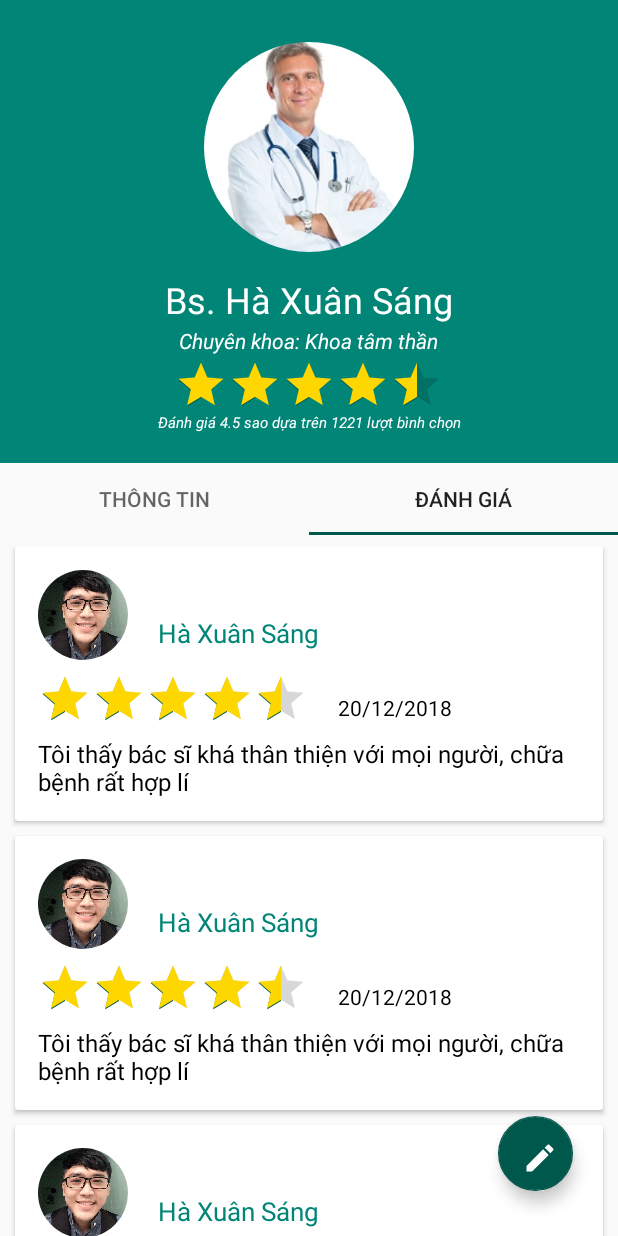
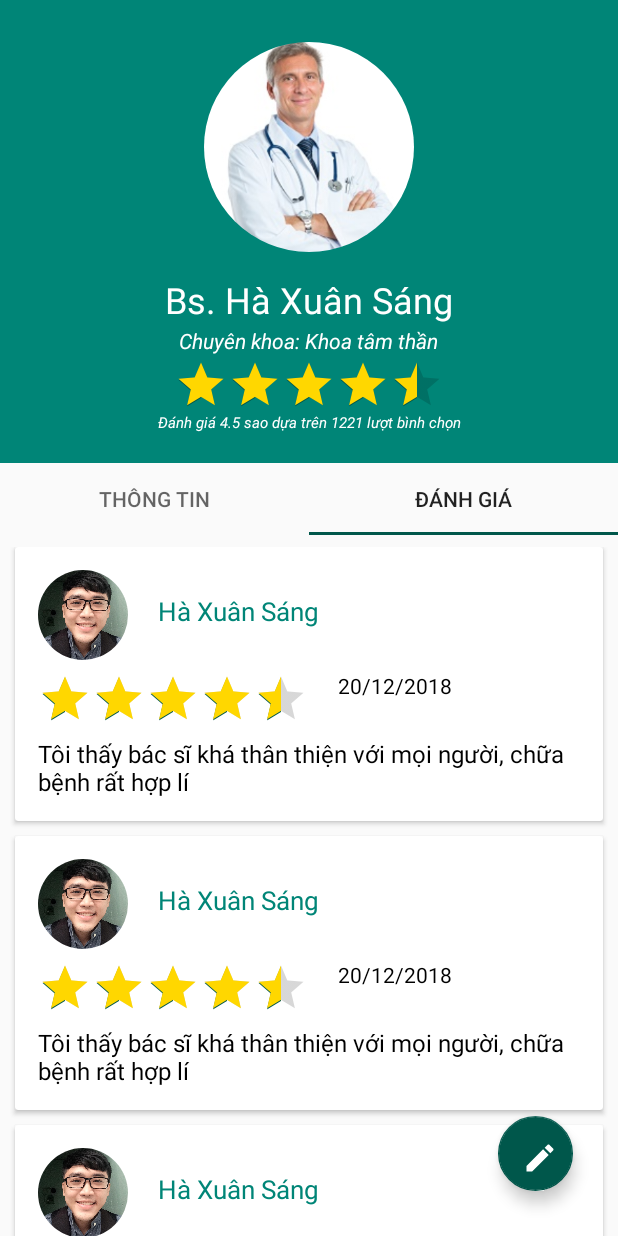
Before and after one commit to haxuansang/FIDO, an Android app: the InformationDoctorFragment screen opened directly, with no data from a screen before it, tab 2 chosen, on a phone screen of 412 x 824 dp. Run offline under Robolectric (Android 15) with nearby library versions, the phone set to English and light mode, and no system bars; our stand-ins replace CircleImageView, Picasso; libraries missing offline, so code that uses them is left out: com.devs.readmoreoption; pictures from the network do not load; 8 statements that could not run were skipped.

Commit message:
detail_of_doctor'

```diff
--- a/app/src/main/AndroidManifest.xml
+++ b/app/src/main/AndroidManifest.xml
@@ -11,6 +11,7 @@
     <uses-permission android:name="android.permission.WRITE_EXTERNAL_STORAGE" />
     <uses-permission android:name="android.permission.ACCESS_FINE_LOCATION" />
     <uses-permission android:name="android.permission.ACCESS_COARSE_LOCATION" />
+    <uses-permission android:name="android.permission.CALL_PHONE" />
     <uses-permission
         android:name="android.permission.WRITE_SETTINGS"
         tools:ignore="ProtectedPermissions" />
--- a/app/src/main/java/com/example/jake/fido/View/Fragment/InformationDoctorFragment.java
+++ b/app/src/main/java/com/example/jake/fido/View/Fragment/InformationDoctorFragment.java
@@ -3,11 +3,13 @@ package com.example.jake.fido.View.Fragment;
 
 import android.annotation.TargetApi;
 import android.content.Context;
+import android.content.Intent;
 import android.graphics.Color;
 import android.net.Uri;
 import android.os.Build;
 import android.os.Bundle;
 import android.support.v4.app.Fragment;
+import android.support.v7.widget.CardView;
 import android.view.LayoutInflater;
 import android.view.View;
 import android.view.ViewGroup;
@@ -19,7 +21,7 @@ import com.devs.readmoreoption.ReadMoreOption;
 import com.example.jake.fido.R;
 
 
-public class InformationDoctorFragment extends Fragment {
+public class InformationDoctorFragment extends Fragment implements View.OnClickListener {
     // TODO: Rename parameter arguments, choose names that match
     // the fragment initialization parameters, e.g. ARG_ITEM_NUMBER
     private static final String ARG_PARAM1 = "param1";
@@ -28,13 +30,13 @@ public class InformationDoctorFragment extends Fragment {
     LinearLayout ll_container;
     TextView tv_information;
     FrameLayout fl_information;
-    LinearLayout fl_regency,fl_workplace,fl_expierence,fl_reward;
+    LinearLayout fl_regency, fl_workplace, fl_expierence, fl_reward;
     View mainView;
+    CardView cv_calling;
 
     // TODO: Rename and change types of parameters
     private String mParam1;
     private String mParam2;
-
 
 
     public InformationDoctorFragment() {
@@ -68,6 +70,7 @@ public class InformationDoctorFragment extends Fragment {
         }
         createData();
     }
+
     @TargetApi(Build.VERSION_CODES.M)
     private void createData() {
         readMoreOption = new ReadMoreOption.Builder(getContext())
@@ -83,32 +86,34 @@ public class InformationDoctorFragment extends Fragment {
     public View onCreateView(LayoutInflater inflater, ViewGroup container,
                              Bundle savedInstanceState) {
         // Inflate the layout for this fragment
-        mainView=inflater.inflate(R.layout.fragment_information_doctor, container, false);
+        mainView = inflater.inflate(R.layout.fragment_information_doctor, container, false);
+        cv_calling = (CardView) mainView.findViewById(R.id.cv_calling);
         fl_information = (FrameLayout) mainView.findViewById(R.id.layout_information);
         fl_regency = (LinearLayout) mainView.findViewById(R.id.layout_regency);
         fl_workplace = (LinearLayout) mainView.findViewById(R.id.layout_workplace);
         fl_expierence = (LinearLayout) mainView.findViewById(R.id.layout_expierence);
         fl_reward = (LinearLayout) mainView.findViewById(R.id.layout_reward);
-        ll_container = (LinearLayout)mainView.findViewById(R.id.ll_container);
-        View infor_view =  getLayoutInflater().inflate(R.layout.doctor_infor,null);
-        tv_information = (TextView)infor_view.findViewById(R.id.tv_infor);
-        addView(fl_regency,"");
-        addView(fl_workplace,"Bệnh Viện Ung Bướu Đà Nẵng");
-        addView(fl_reward,"Giải nhất cuộc thi bác sĩ giỏi thành phố Đà Nẵng");
-        addView(fl_expierence,"Bác sĩ tại bệnh viện Bình Dân thành phố Đà Nẵng");
-        readMoreOption.addReadMoreTo(tv_information,getContext().getResources().getString(R.string.gioithieutest));
+        ll_container = (LinearLayout) mainView.findViewById(R.id.ll_container);
+        View infor_view = getLayoutInflater().inflate(R.layout.doctor_infor, null);
+        tv_information = (TextView) infor_view.findViewById(R.id.tv_infor);
+
+        addView(fl_regency, "");
+        addView(fl_workplace, "Bệnh Viện Ung Bướu Đà Nẵng");
+        addView(fl_reward, "Giải nhất cuộc thi bác sĩ giỏi thành phố Đà Nẵng");
+        addView(fl_expierence, "Bác sĩ tại bệnh viện Bình Dân thành phố Đà Nẵng");
+        readMoreOption.addReadMoreTo(tv_information, getContext().getResources().getString(R.string.gioithieutest));
         fl_information.addView(infor_view);
+        cv_calling.setOnClickListener(this);
         return mainView;
     }
 
     // TODO: Rename method, update argument and hook method into UI event
 
 
-
-    private void addView(ViewGroup view,String text) {
-        View infor_view_element =  getLayoutInflater().inflate(R.layout.doctor_element_inside,fl_regency,false);
+    private void addView(ViewGroup view, String text) {
+        View infor_view_element = getLayoutInflater().inflate(R.layout.doctor_element_inside, fl_regency, false);
         TextView tv_detail = (TextView) infor_view_element.findViewById(R.id.tv_infor);
-        if(!"".equals(text)) {
+        if (!"".equals(text)) {
             tv_detail.setText(text);
         }
         view.addView(infor_view_element);
@@ -119,6 +124,26 @@ public class InformationDoctorFragment extends Fragment {
     public void onDetach() {
         super.onDetach();
 
+    }
+
+    @Override
+    public void onClick(View view) {
+        switch (view.getId()) {
+            case R.id.cv_calling:
+                doCallIntent();
+                break;
+        }
+    }
+
+    private void doCallIntent() {
+        if (cv_calling != null) {
+            TextView tv_number = (TextView) cv_calling.findViewById(R.id.tv_calling);
+            String number = tv_number.getText().toString();
+            String uri = "tel:" + number.trim();
+            Intent intent = new Intent(Intent.ACTION_DIAL);
+            intent.setData(Uri.parse(uri));
+            startActivity(intent);
+        }
     }
 
     /**
--- a/app/src/main/java/com/example/jake/fido/View/Fragment/ReviewDoctorFragment.java
+++ b/app/src/main/java/com/example/jake/fido/View/Fragment/ReviewDoctorFragment.java
@@ -11,9 +11,11 @@ import android.support.v7.widget.RecyclerView;
 import android.view.LayoutInflater;
 import android.view.View;
 import android.view.ViewGroup;
+import android.widget.RelativeLayout;
 
 import com.example.jake.fido.Objects.ReviewObject;
 import com.example.jake.fido.R;
+import com.example.jake.fido.Utils.InfiniteScrollListener;
 import com.example.jake.fido.View.Adapter.AdapterReviewDoctor;
 
 import java.util.ArrayList;
@@ -24,6 +26,7 @@ public class ReviewDoctorFragment extends Fragment {
     View view;
     RecyclerView rv_review;
     AdapterReviewDoctor adapterReviewDoctor;
+    RelativeLayout rl_loadingmore;
     // TODO: Rename parameter arguments, choose names that match
     // the fragment initialization parameters, e.g. ARG_ITEM_NUMBER
     private static final String ARG_PARAM1 = "param1";
@@ -32,7 +35,6 @@ public class ReviewDoctorFragment extends Fragment {
     // TODO: Rename and change types of parameters
     private String mParam1;
     private String mParam2;
-
 
 
     public ReviewDoctorFragment() {
@@ -63,20 +65,26 @@ public class ReviewDoctorFragment extends Fragment {
                              Bundle savedInstanceState) {
         // Inflate the layout for this fragment
         view = inflater.inflate(R.layout.fragment_review_doctor, container, false);
-        rv_review  = (RecyclerView)view.findViewById(R.id.rv_review);
+        rv_review = (RecyclerView) view.findViewById(R.id.rv_review);
+        rl_loadingmore = (RelativeLayout) view.findViewById(R.id.rl_loading_more);
         List<ReviewObject> listReview = new ArrayList<>();
-        for (int i=0;i<10;i++)
+        for (int i = 0; i < 10; i++)
             listReview.add(new ReviewObject());
-        adapterReviewDoctor = new AdapterReviewDoctor(listReview,getContext(),getActivity());
-        LinearLayoutManager linearLayoutManager = new LinearLayoutManager(getContext());
-        rv_review.setLayoutManager(linearLayoutManager);
+        adapterReviewDoctor = new AdapterReviewDoctor(listReview, getContext(), getActivity());
+        GridLayoutManager gridLayoutManager = new GridLayoutManager(getContext(), 1);
+        rv_review.setLayoutManager(gridLayoutManager);
         rv_review.setAdapter(adapterReviewDoctor);
+        rv_review.addOnScrollListener(new InfiniteScrollListener(gridLayoutManager) {
+            @Override
+            public void onLoadMore(int page, int totalItemsCount, RecyclerView view) {
+
+                rl_loadingmore.setVisibility(View.VISIBLE);
+                //add data
+                adapterReviewDoctor.notifyDataSetChanged();
+
+            }
+        });
         return view;
     }
 
-    // TODO: Rename method, update argument and hook method into UI event
-
-
-
-
 }
--- a/app/src/main/res/layout/fragment_information_doctor.xml
+++ b/app/src/main/res/layout/fragment_information_doctor.xml
@@ -16,6 +16,7 @@
         android:orientation="vertical">
 
         <android.support.v7.widget.CardView
+            android:id="@+id/cv_calling"
             android:layout_width="match_parent"
             android:layout_height="wrap_content"
             android:layout_marginLeft="@dimen/margin_outside_cardview"
@@ -42,6 +43,7 @@
                     android:tint="@color/colorPrimary" />
 
                 <TextView
+                    android:id="@+id/tv_calling"
                     android:layout_width="0dp"
                     android:layout_height="wrap_content"
                     android:layout_weight="9"
--- a/app/src/main/res/layout/fragment_review_doctor.xml
+++ b/app/src/main/res/layout/fragment_review_doctor.xml
@@ -7,7 +7,15 @@
         app:layout_behavior="@string/appbar_scrolling_view_behavior"
         android:id="@+id/rv_review"
         android:layout_width="match_parent"
-        android:layout_height="match_parent">
+        android:layout_height="match_parent"
+        android:layout_above="@id/rl_loadingmore">
     </android.support.v7.widget.RecyclerView>
+    <include
+        android:visibility="gone"
+        android:id="@+id/rl_loadingmore"
+        layout="@layout/loading_more"
+        android:layout_alignParentBottom="true"
+        android:layout_height="30dp"
+        android:layout_width="match_parent" />
 
 </RelativeLayout>
--- a/app/src/main/res/layout/review_element.xml
+++ b/app/src/main/res/layout/review_element.xml
@@ -23,7 +23,7 @@
             android:layout_toRightOf="@id/imv_user_review"
             android:text="Hà Xuân Sáng"
             android:textSize="17sp"
-            android:layout_marginTop="30dp"
+            android:layout_marginTop="15dp"
             android:layout_marginLeft="20dp"
             android:textColor="@color/colorPrimary"
             />
--- a/app/src/main/res/values/strings.xml
+++ b/app/src/main/res/values/strings.xml
@@ -86,6 +86,7 @@
     <string name="nav_header_desc">Navigation header</string>
     <string name="action_settings">Settings</string>
     <string name="gioithieutest">Hello everyone. Thank you for coming here today. My Team is Team B of Summer Intern Ship and i\'m Jake and we are extremely looking forward to showing with you about the presentation of our project. My project name is \"...\" and this presentation is divided into 5 parts...  At the beginning of the presentation, we come to the idea of the project with Aden. the second part is ... with Allan. then, next to the third part is ... with Mia and fourth part with ... Eventually, th</string>
+    <string name="review_title">Đăng bình luận và đánh giá</string>
 
 
 </resources>
```
Also changed, not shown: app/src/main/java/com/example/jake/fido/DetailDoctorActivity.java (+0 -7 lines), app/src/main/res/layout/review_dialog.xml (+17 -2 lines).
